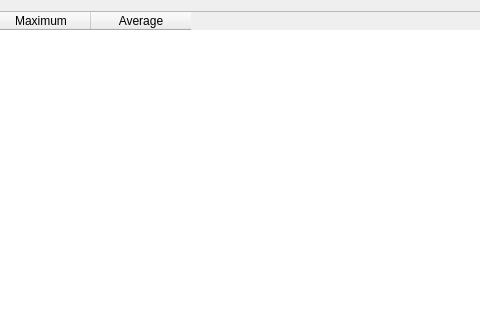
This is plotjuggler_app/statistics_dialog.ui in ros2-gbp/plotjuggler-release as Qt 5 draws it before an edit; both pictures show x 321 to 801 and y 0 to 320 of the 1007 by 595 pixel window. The edited form follows.
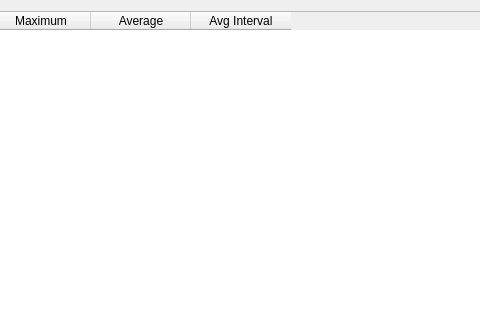
This is the edited form.

```diff
--- a/plotjuggler_app/statistics_dialog.ui
+++ b/plotjuggler_app/statistics_dialog.ui
@@ -50,6 +50,11 @@
        <string>Average</string>
       </property>
      </column>
+     <column>
+      <property name="text">
+       <string>Avg Interval</string>
+      </property>
+     </column>
     </widget>
    </item>
    <item>
```
